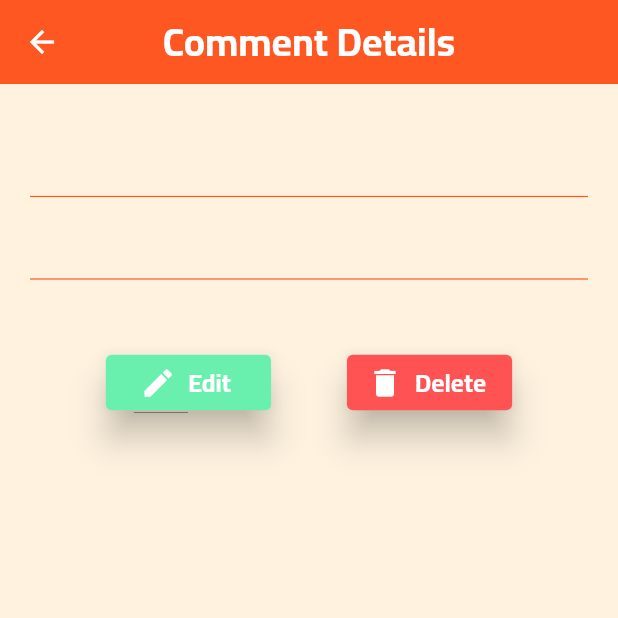
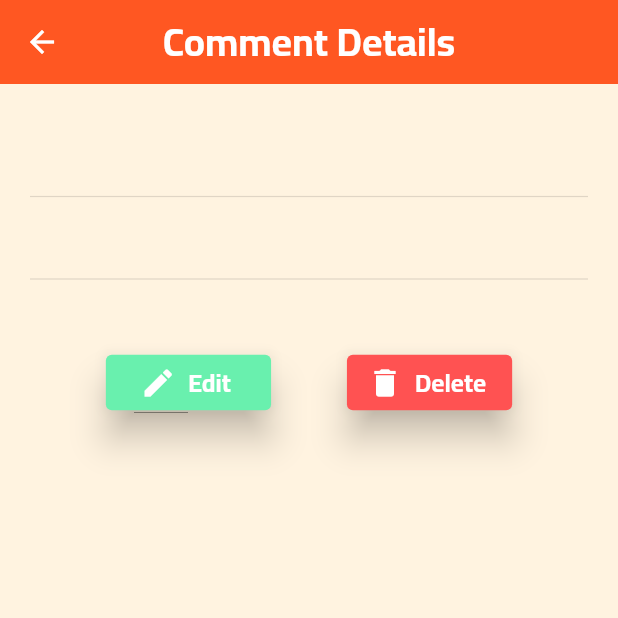
Before and after one commit to Mohamzeem/Comments_App_with_Clean_Architecture, a Flutter app: the CommentDetailsPage screen opened directly with empty values, on a phone screen of 412 x 824 dp, the top half of it. Run offline on Flutter 3.47's test engine with Material 2 defaults, Android fonts, the phone set to English and light mode, and no system bars; our stand-ins replace dartz, dio, equatable, flutter_bloc, flutter_screenutil, fluttertoast and 3 more; accounts and stored records are empty; network calls fail.

Commit message:
themes not working

```diff
--- a/lib/core/consts/app_colors.dart
+++ b/lib/core/consts/app_colors.dart
@@ -3,6 +3,8 @@ import 'package:flutter/material.dart';
 class AppColors {
   static const Color kPrimary = Colors.deepOrange;
   static Color kBackGround = Colors.orange.shade50;
+  static const Color kPrimary2 = Colors.deepPurple;
+  static Color kBackGround2 = Colors.deepPurple.shade50;
   static Color kRed = Colors.redAccent;
   static Color kGreen = Colors.greenAccent;
   static Color kGray = Colors.grey.shade700;
--- a/lib/core/strings/app_strings.dart
+++ b/lib/core/strings/app_strings.dart
@@ -2,5 +2,6 @@ class AppStrings {
   static const String appName = 'Quotes App';
   static const String fontFamily = 'Tajawal';
   static const String savedPosts = 'SAVED_COMMENTS';
+  static const String themeIndex = 'THEME_INDEX';
   static const String baseUrl = 'https://jsonplaceholder.typicode.com';
 }
--- a/lib/features/comments/presentation/widgets/add_upd_del_widgets/add_upd_button.dart
+++ b/lib/features/comments/presentation/widgets/add_upd_del_widgets/add_upd_button.dart
@@ -19,7 +19,7 @@ class AddUpdButton extends StatelessWidget {
       onPressed: onPressed,
       style: ElevatedButton.styleFrom(
           minimumSize: Size(105.w, 35.h),
-          backgroundColor: AppColors.kPrimary,
+          // backgroundColor: AppColors.kPrimary,
           elevation: 10),
       icon: Icon(isupdate ? Icons.edit : Icons.add),
       label: CustomTextWidget(
--- a/lib/features/comments/presentation/widgets/comment_widgets/comments_widget.dart
+++ b/lib/features/comments/presentation/widgets/comment_widgets/comments_widget.dart
@@ -48,7 +48,7 @@ class CommentsListWidget extends StatelessWidget {
         },
         separatorBuilder: (context, index) => const Divider(
           height: 10,
-          color: AppColors.kPrimary,
+          // color: AppColors.kPrimary,
           thickness: 1,
         ),
       ),
--- a/lib/features/comments/presentation/widgets/details_widgets/comment_details_widget.dart
+++ b/lib/features/comments/presentation/widgets/details_widgets/comment_details_widget.dart
@@ -28,14 +28,18 @@ class CommentDetailsWidget extends StatelessWidget {
                 fontSize: 18,
                 fontWeight: FontWeight.w900),
             const Divider(
-                height: 20, thickness: 0.8, color: AppColors.kPrimary),
+              height: 20,
+              thickness: 0.8,
+            ),
             CustomTextWidget(
                 text: comment.email,
                 color: AppColors.kBlack,
                 fontSize: 18,
                 fontWeight: FontWeight.w600),
             const Divider(
-                height: 20, thickness: 0.8, color: AppColors.kPrimary),
+              height: 20,
+              thickness: 0.8,
+            ),
             CustomTextWidget(
                 text: comment.body,
                 color: AppColors.kGray,
```
Also changed, not shown: lib/config/themes/bloc/theme_bloc.dart (added, +25 -0 lines), lib/config/themes/bloc/theme_event.dart (added, +21 -0 lines), lib/config/themes/bloc/theme_state.dart (added, +20 -0 lines), lib/config/themes/theme_cache_helper.dart (added, +19 -0 lines), lib/config/widgets/custom_loading_widget.dart (+9 -7 lines).
